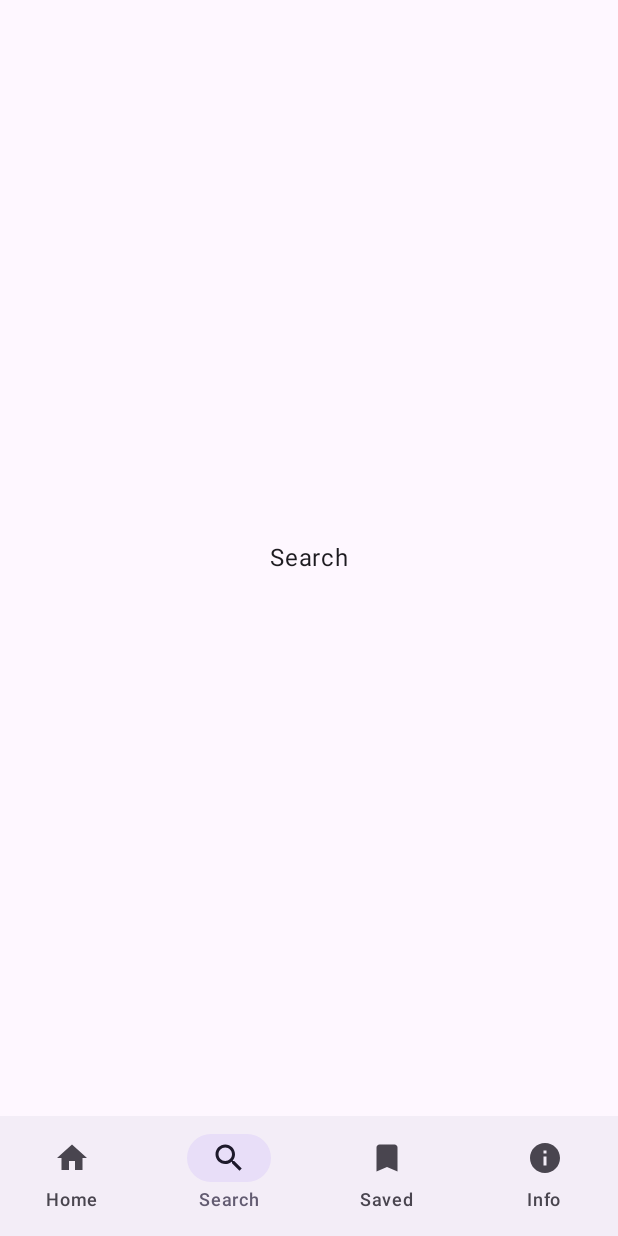
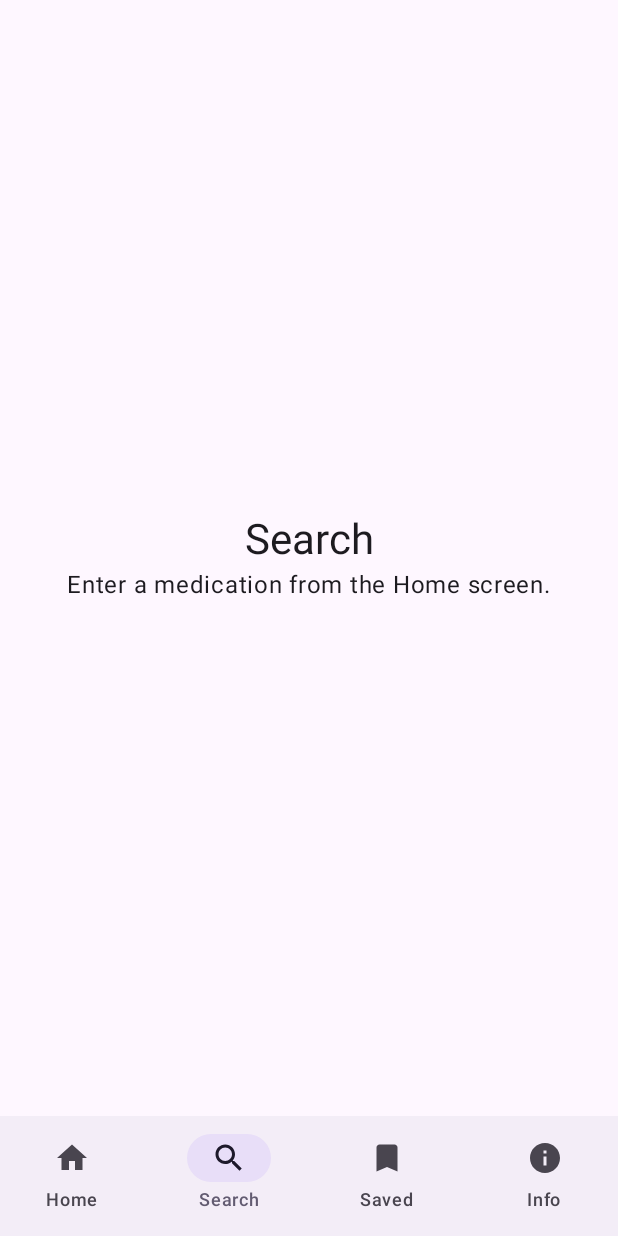
Before and after one commit to aedwardsxula/PillPlain, an Android app built with Jetpack Compose: the screen it shows after launch (MainActivity), item 2 of the bottom bar chosen, on a phone screen of 412 x 824 dp. Run offline under Robolectric (Android 15) with nearby library versions, the phone set to English and light mode, and no system bars.

Commit message:
Implement medication search button submission

```diff
--- a/app/src/main/java/edu/pdugas/pillrx/MainActivity.kt
+++ b/app/src/main/java/edu/pdugas/pillrx/MainActivity.kt
@@ -34,7 +34,9 @@ class MainActivity : ComponentActivity() {
 @Composable
 fun PillPlainHome(
     onOpenSaved: () -> Unit,
-    onOpenInfo: () -> Unit
+    onOpenInfo: () -> Unit,
+    onSearchMedication: (String) -> Unit
+
 ) {
     var medicationName by remember { mutableStateOf("") }
     Column(
@@ -93,7 +95,9 @@ fun PillPlainHome(
 
         Button(
             onClick = {
-            }, modifier = Modifier.fillMaxWidth(),
+                onSearchMedication(medicationName.trim())
+            },
+            modifier = Modifier.fillMaxWidth(),
             enabled = medicationName.isNotBlank()
         ) {
             Text("Search Medication")
--- a/app/src/main/java/edu/pdugas/pillrx/PillPlainNavigation.kt
+++ b/app/src/main/java/edu/pdugas/pillrx/PillPlainNavigation.kt
@@ -21,6 +21,8 @@ import androidx.compose.material3.Icon
 import androidx.compose.material3.NavigationBar
 import androidx.compose.material3.NavigationBarItem
 import androidx.activity.compose.BackHandler
+import androidx.compose.foundation.layout.Column
+import androidx.compose.material3.MaterialTheme
 
 private enum class Destination(val title: String) {
     HOME("Home"),
@@ -32,13 +34,16 @@ private enum class Destination(val title: String) {
 @Composable
 fun PillPlainApp() {
     var destination by rememberSaveable { mutableStateOf(Destination.HOME) }
+    var searchedMedication by rememberSaveable {
+        mutableStateOf("")
+    }
     BackHandler(enabled = destination != Destination.HOME) {
         destination = Destination.HOME
     }
     Scaffold(
         bottomBar = {
             NavigationBar {
-                Destination.values().forEach { tab ->
+                Destination.entries.forEach { tab ->
                     val (label, icon) = when (tab) {
                         Destination.HOME -> "Home" to Icons.Default.Home
                         Destination.SEARCH -> "Search" to Icons.Default.Search
@@ -65,9 +70,36 @@ fun PillPlainApp() {
             when (destination) {
                 Destination.HOME -> PillPlainHome(
                     onOpenSaved = { destination = Destination.SAVED },
-                    onOpenInfo = { destination = Destination.INFO }
+                    onOpenInfo = { destination = Destination.INFO },
+                    onSearchMedication = { medication ->
+                        searchedMedication = medication
+                        destination = Destination.SEARCH
+                    }
                 )
-                Destination.SEARCH, Destination.SAVED, Destination.INFO ->
+                Destination.SEARCH -> {
+                    Column(
+                        horizontalAlignment = Alignment.CenterHorizontally
+                    ) {
+                        Text(
+                            text = "Search",
+                            style = MaterialTheme.typography.headlineMedium
+                        )
+
+                        Text(
+                            text = if (searchedMedication.isBlank()) {
+                                "Enter a medication from the Home screen."
+                            } else {
+                                "Submitted medication: $searchedMedication"
+                            }
+                        )
+
+                        if (searchedMedication.isNotBlank()) {
+                            Text("Medication information will appear here.")
+                        }
+                    }
+                }
+
+                Destination.SAVED, Destination.INFO ->
                     Text(destination.title)
             }
         }
```
